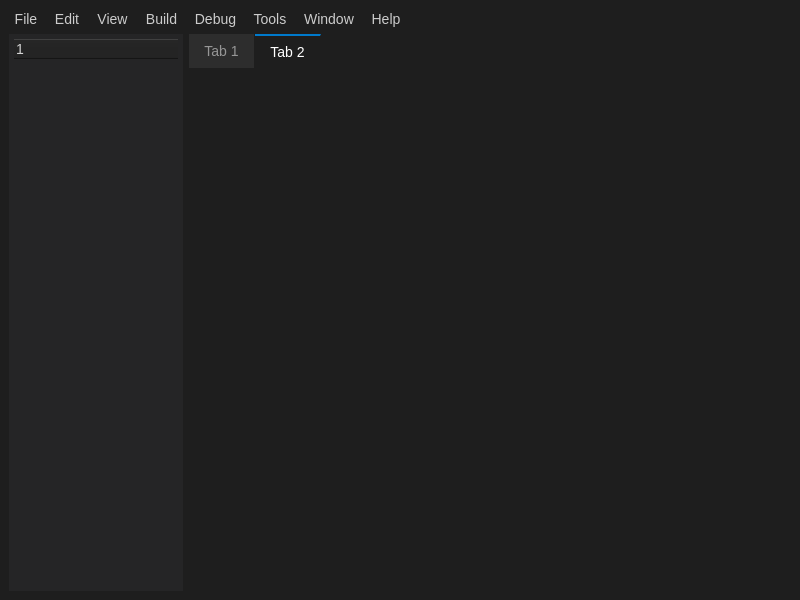
Above: FP-Compilers/mainwindow.ui from JuanMontoya888/FP-Compilers-I-and-II before the change. Below: the same form after it.
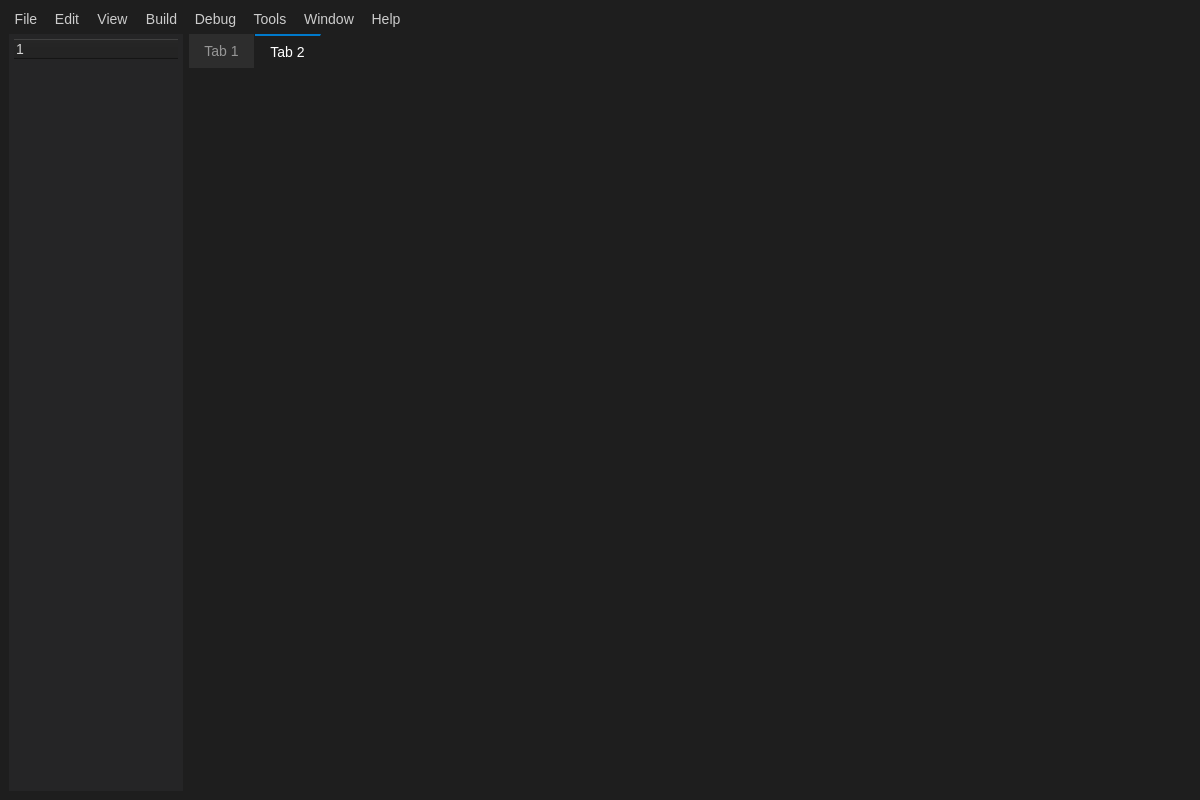
That is the form after the change.

Commit message: First screen was added ...

Patch:
```diff
--- a/FP-Compilers/mainwindow.ui
+++ b/FP-Compilers/mainwindow.ui
@@ -6,14 +6,14 @@
    <rect>
     <x>0</x>
     <y>0</y>
-    <width>800</width>
-    <height>600</height>
+    <width>1200</width>
+    <height>800</height>
    </rect>
   </property>
   <property name="maximumSize">
    <size>
-    <width>800</width>
-    <height>600</height>
+    <width>16777215</width>
+    <height>16777215</height>
    </size>
   </property>
   <property name="windowTitle">
```
The commit also changes 1 other file.
